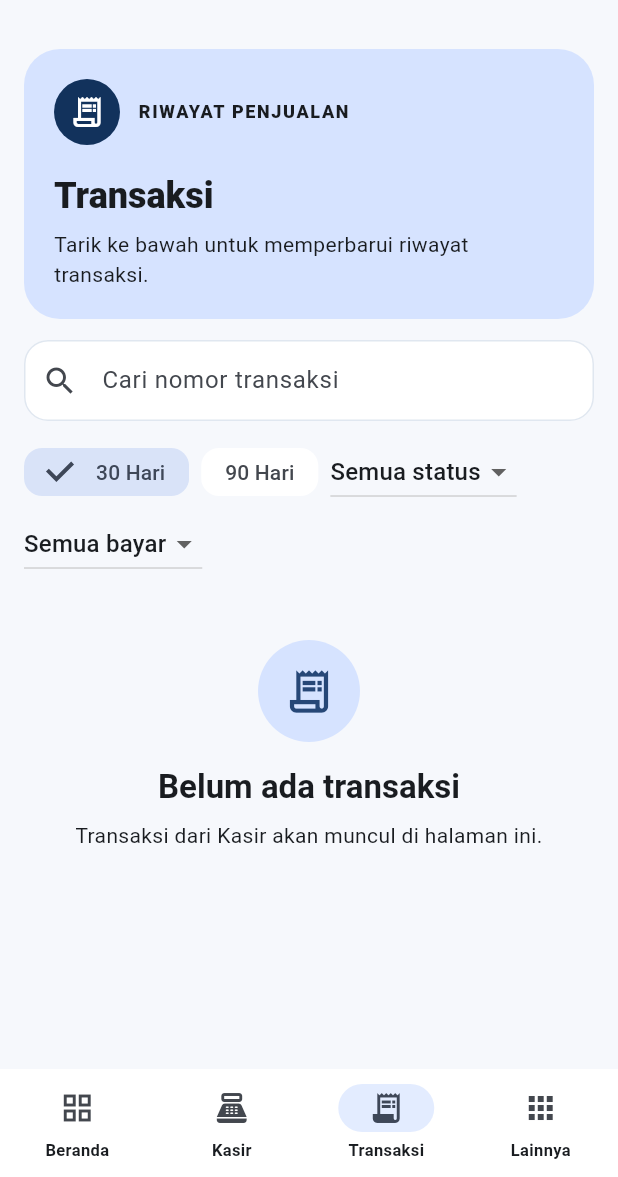
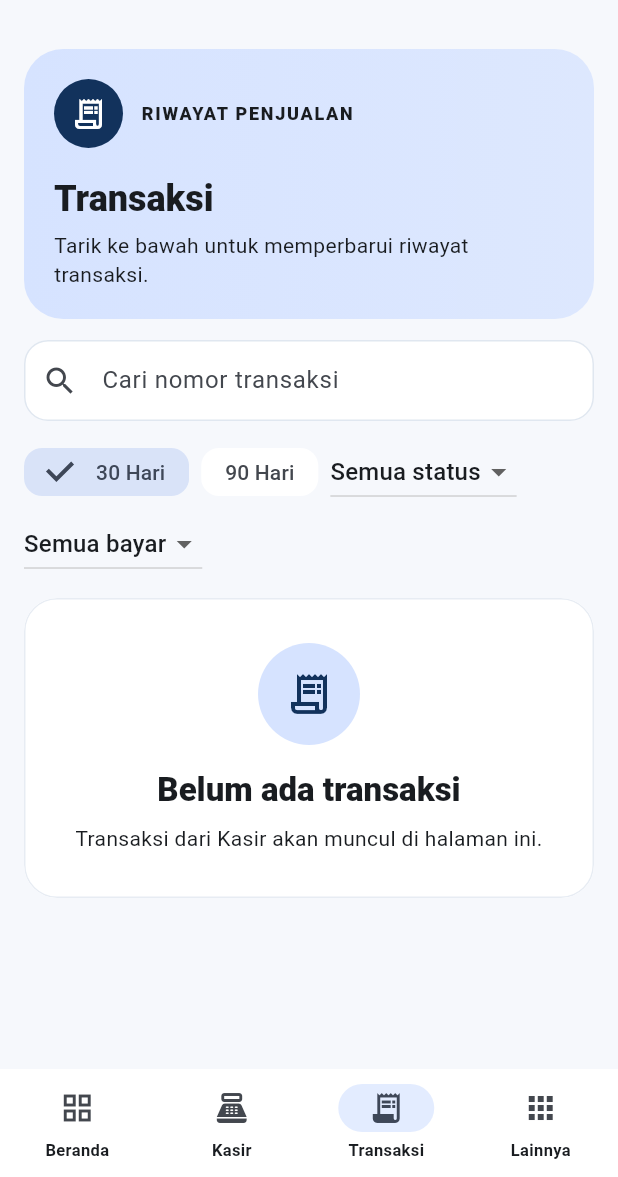
Before and after one commit to kopen1/irkop-konter, a Flutter app: the screen it shows after launch, item 3 of the bottom bar chosen, on a phone screen of 412 x 824 dp, the part 59-1236 px from its top. Run offline on Flutter 3.47's test engine with Material 3 defaults, Android fonts, the phone set to English and light mode, and no system bars; our stand-ins replace supabase_flutter; accounts and stored records are empty.

Commit message:
feat(v2): strengthen shared responsive IRKOP UI components

```diff
--- a/flutter_app/lib/src/shared/irkop_ui.dart
+++ b/flutter_app/lib/src/shared/irkop_ui.dart
@@ -1,23 +1,26 @@
 import 'package:flutter/material.dart';
 
+class IrkopPageFrame extends StatelessWidget {
+  const IrkopPageFrame({super.key, required this.children, this.padding = const EdgeInsets.fromLTRB(16, 12, 16, 28)});
+  final List<Widget> children;
+  final EdgeInsetsGeometry padding;
+  @override
+  Widget build(BuildContext context) => LayoutBuilder(
+    builder: (context, constraints) {
+      final maxWidth = constraints.maxWidth > 760 ? 760.0 : constraints.maxWidth;
+      return Align(
+        alignment: Alignment.topCenter,
+        child: SizedBox(width: maxWidth, child: ListView(padding: padding, children: children)),
+      );
+    },
+  );
+}
+
 class IrkopSectionHeader extends StatelessWidget {
-  const IrkopSectionHeader({
-    super.key,
-    required this.eyebrow,
-    required this.title,
-    required this.subtitle,
-    required this.icon,
-    required this.action,
-    this.onAction,
-  });
-
-  final String eyebrow;
-  final String title;
-  final String subtitle;
-  final String action;
+  const IrkopSectionHeader({super.key, required this.eyebrow, required this.title, required this.subtitle, required this.icon, required this.action, this.onAction});
+  final String eyebrow, title, subtitle, action;
   final IconData icon;
   final VoidCallback? onAction;
-
   @override
   Widget build(BuildContext context) {
     final scheme = Theme.of(context).colorScheme;
@@ -25,167 +28,75 @@ class IrkopSectionHeader extends StatelessWidget {
       width: double.infinity,
       padding: const EdgeInsets.all(20),
       decoration: BoxDecoration(
-        borderRadius: BorderRadius.circular(24),
-        color: scheme.primaryContainer,
+        borderRadius: BorderRadius.circular(26),
+        gradient: LinearGradient(colors: [scheme.primaryContainer, scheme.primaryContainer.withValues(alpha: .78)]),
       ),
-      child: Column(
-        crossAxisAlignment: CrossAxisAlignment.start,
-        children: [
-          Row(
-            children: [
-              CircleAvatar(
-                radius: 22,
-                backgroundColor: scheme.primary,
-                foregroundColor: scheme.onPrimary,
-                child: Icon(icon),
-              ),
+      child: Column(crossAxisAlignment: CrossAxisAlignment.start, children: [
+        Row(children: [
+          CircleAvatar(radius: 23, backgroundColor: scheme.primary, foregroundColor: scheme.onPrimary, child: Icon(icon)),
           const SizedBox(width: 12),
-              Expanded(
-                child: Text(
-                  eyebrow.toUpperCase(),
-                  style: Theme.of(context).textTheme.labelMedium?.copyWith(
-                        fontWeight: FontWeight.w800,
-                        letterSpacing: 1.1,
-                      ),
-                ),
-              ),
-              if (onAction != null)
-                IconButton(
-                  onPressed: onAction,
-                  icon: const Icon(Icons.add_circle_outline),
-                  tooltip: action,
-                ),
-            ],
-          ),
+          Expanded(child: Text(eyebrow.toUpperCase(), style: Theme.of(context).textTheme.labelMedium?.copyWith(fontWeight: FontWeight.w900, letterSpacing: 1.15))),
+          if (onAction != null) IconButton.filledTonal(onPressed: onAction, icon: const Icon(Icons.add), tooltip: action),
+        ]),
         const SizedBox(height: 18),
-          Text(
-            title,
-            style: Theme.of(context).textTheme.headlineSmall?.copyWith(
-                  fontWeight: FontWeight.w900,
-                ),
-          ),
+        Text(title, style: Theme.of(context).textTheme.headlineSmall?.copyWith(fontWeight: FontWeight.w900)),
         const SizedBox(height: 6),
-          Text(subtitle),
+        Text(subtitle, style: Theme.of(context).textTheme.bodyMedium?.copyWith(height: 1.35)),
         if (onAction != null) ...[
           const SizedBox(height: 16),
-            FilledButton.tonalIcon(
-              onPressed: onAction,
-              icon: const Icon(Icons.add),
-              label: Text(action),
-            ),
+          FilledButton.tonalIcon(onPressed: onAction, icon: const Icon(Icons.add), label: Text(action)),
         ],
-        ],
-      ),
+      ]),
     );
   }
 }
 
 class IrkopMetricCard extends StatelessWidget {
-  const IrkopMetricCard({
-    super.key,
-    required this.icon,
-    required this.label,
-    required this.value,
-    this.caption,
-  });
-
+  const IrkopMetricCard({super.key, required this.icon, required this.label, required this.value, this.caption});
   final IconData icon;
-  final String label;
-  final String value;
+  final String label, value;
   final String? caption;
-
   @override
-  Widget build(BuildContext context) {
-    return Card(
+  Widget build(BuildContext context) => Card(
     child: Padding(
       padding: const EdgeInsets.all(16),
-        child: Column(
-          crossAxisAlignment: CrossAxisAlignment.start,
-          children: [
-            CircleAvatar(child: Icon(icon)),
+      child: Column(crossAxisAlignment: CrossAxisAlignment.start, children: [
+        CircleAvatar(backgroundColor: Theme.of(context).colorScheme.primaryContainer, child: Icon(icon, color: Theme.of(context).colorScheme.primary)),
         const SizedBox(height: 14),
         Text(label, style: Theme.of(context).textTheme.bodySmall),
         const SizedBox(height: 5),
-            Text(
-              value,
-              style: Theme.of(context).textTheme.titleMedium?.copyWith(
-                    fontWeight: FontWeight.w900,
-                  ),
-            ),
-            if (caption != null) ...[
-              const SizedBox(height: 4),
-              Text(caption!, style: Theme.of(context).textTheme.bodySmall),
-            ],
-          ],
-        ),
+        Text(value, maxLines: 1, overflow: TextOverflow.ellipsis, style: Theme.of(context).textTheme.titleMedium?.copyWith(fontWeight: FontWeight.w900)),
+        if (caption != null) ...[const SizedBox(height: 4), Text(caption!, style: Theme.of(context).textTheme.bodySmall)],
+      ]),
     ),
   );
 }
+
+class IrkopFilterBar extends StatelessWidget {
+  const IrkopFilterBar({super.key, required this.child});
+  final Widget child;
+  @override
+  Widget build(BuildContext context) => Card(child: Padding(padding: const EdgeInsets.all(12), child: child));
 }
 
-class IrkopFilterBar extends StatelessWidget {
-  const IrkopFilterBar({
-    super.key,
-    required this.child,
-  });
-
-  final Widget child;
-
+class EmptyStateCard extends StatelessWidget {
+  const EmptyStateCard({super.key, required this.icon, required this.title, required this.subtitle, this.action, this.onAction});
+  final IconData icon;
+  final String title, subtitle;
+  final String? action;
+  final VoidCallback? onAction;
   @override
-  Widget build(BuildContext context) {
-    return Card(
+  Widget build(BuildContext context) => Card(
     child: Padding(
-        padding: const EdgeInsets.all(10),
-        child: child,
+      padding: const EdgeInsets.symmetric(vertical: 30, horizontal: 24),
+      child: Center(child: Column(mainAxisSize: MainAxisSize.min, children: [
+        CircleAvatar(radius: 34, backgroundColor: Theme.of(context).colorScheme.primaryContainer, child: Icon(icon, size: 32, color: Theme.of(context).colorScheme.primary)),
+        const SizedBox(height: 16),
+        Text(title, style: Theme.of(context).textTheme.titleLarge?.copyWith(fontWeight: FontWeight.w900), textAlign: TextAlign.center),
+        const SizedBox(height: 8),
+        Text(subtitle, textAlign: TextAlign.center),
+        if (onAction != null && action != null) ...[const SizedBox(height: 18), FilledButton.icon(onPressed: onAction, icon: const Icon(Icons.add), label: Text(action!))],
+      ])),
     ),
   );
 }
-}
-
-class EmptyStateCard extends StatelessWidget {
-  const EmptyStateCard({
-    super.key,
-    required this.icon,
-    required this.title,
-    required this.subtitle,
-    this.action,
-    this.onAction,
-  });
-
-  final IconData icon;
-  final String title;
-  final String subtitle;
-  final String? action;
-  final VoidCallback? onAction;
-
-  @override
-  Widget build(BuildContext context) => Padding(
-        padding: const EdgeInsets.symmetric(vertical: 28, horizontal: 24),
-        child: Center(
-          child: Column(
-            mainAxisSize: MainAxisSize.min,
-            children: [
-              CircleAvatar(radius: 34, child: Icon(icon, size: 34)),
-              const SizedBox(height: 16),
-              Text(
-                title,
-                style: Theme.of(context).textTheme.titleLarge?.copyWith(
-                      fontWeight: FontWeight.bold,
-                    ),
-                textAlign: TextAlign.center,
-              ),
-              const SizedBox(height: 8),
-              Text(subtitle, textAlign: TextAlign.center),
-              if (onAction != null && action != null) ...[
-                const SizedBox(height: 16),
-                FilledButton.icon(
-                  onPressed: onAction,
-                  icon: const Icon(Icons.add),
-                  label: Text(action!),
-                ),
-              ],
-            ],
-          ),
-        ),
-      );
-}
```
Lines whose indentation alone changed are shown as unchanged.
